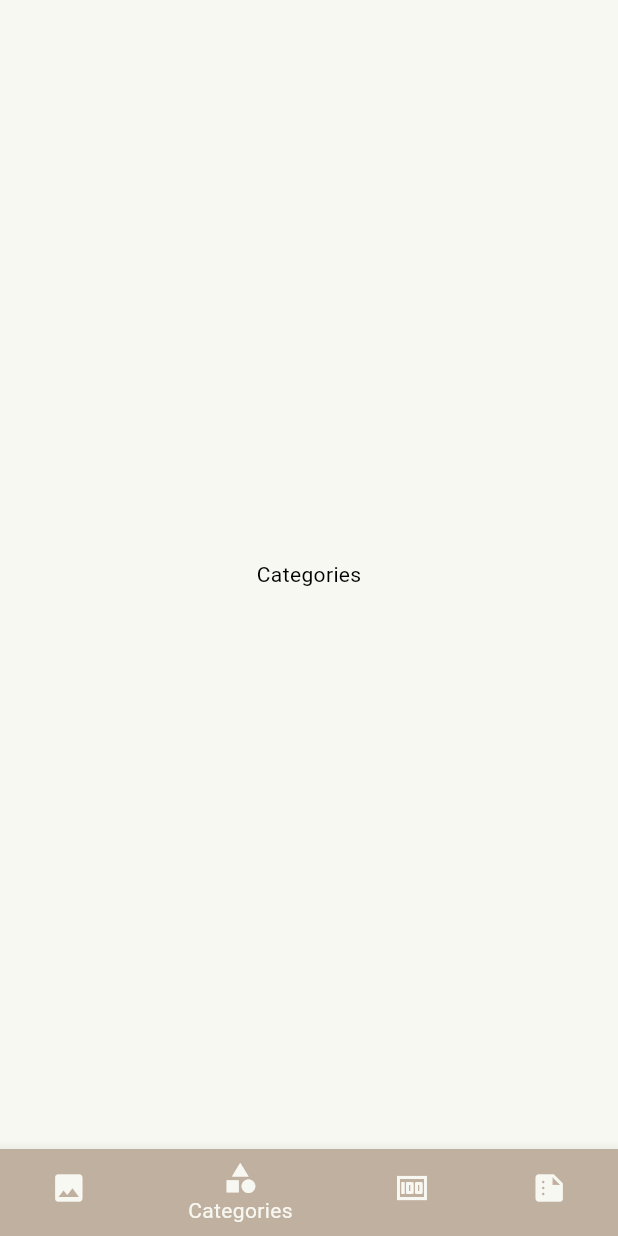
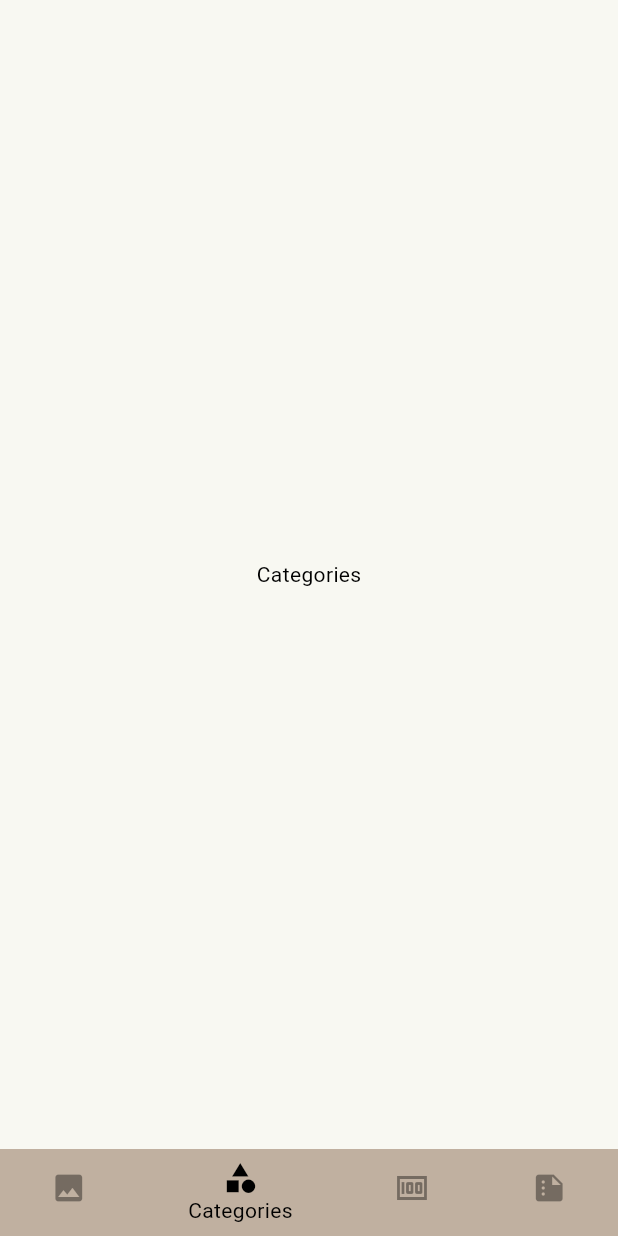
Before and after one commit to szysz3/expense_flow, a Flutter app: the screen it shows after launch, item 2 of the bottom bar chosen, on a phone screen of 412 x 824 dp. Run offline on Flutter 3.47's test engine with Material 3 defaults, Android fonts, the phone set to English and light mode, and no system bars; our stand-ins replace camera, flutter_bloc.

Commit message:
Fix camera preview and bottom bar colors

```diff
--- a/expense_flow_mobile/packages/presentation/lib/navigation/widget/bottom_navigation.dart
+++ b/expense_flow_mobile/packages/presentation/lib/navigation/widget/bottom_navigation.dart
@@ -15,6 +15,9 @@ class BottomNavigation extends StatelessWidget {
     return BlocBuilder<NavigationBloc, NavigationState>(
       builder: (context, state) {
         return BottomNavigationBar(
+          elevation: 0,
+          selectedItemColor: colorScheme.onSurface,
+          unselectedItemColor: colorScheme.onSurface.withAlpha(100),
           currentIndex: state.currentIndex,
           onTap: (index) {
             context.read<NavigationBloc>().add(NavigateToIndex(index));
@@ -22,7 +25,7 @@ class BottomNavigation extends StatelessWidget {
           items: [
             BottomNavigationBarItem(
               icon: const Icon(Icons.photo),
-              backgroundColor: colorScheme.accentDelicate,
+              backgroundColor: colorScheme.accentDelicate.withAlpha(100),
               label: 'Scan',
             ),
             BottomNavigationBarItem(
--- a/expense_flow_mobile/packages/presentation/lib/theme/expense_flow_colors.dart
+++ b/expense_flow_mobile/packages/presentation/lib/theme/expense_flow_colors.dart
@@ -29,8 +29,9 @@ class ExpenseFlowColors {
   static const darkError = Color(0xFFFF5555);
   static const darkCyan = Color(0xFF8BE9FD);
   static const darkYellow = Color(0xFFF1FA8C);
-  static const darkAccentDelicate = Color(0xFF8B92B8);
-  static const darkAccentMild = Color(0xFF8BCBEA);
-  static const darkAccentNormal = Color(0xFF9B8BEA);
-  static const darkAccentIntense = Color(0xFFEABC8B);
+
+  static const darkAccentDelicate = Color(0xFF293230);
+  static const darkAccentMild = Color(0xFF333a4a);
+  static const darkAccentNormal = Color(0xFF463a43);
+  static const darkAccentIntense = Color(0xFF373531);
 }
```
Also changed, not shown: expense_flow_mobile/packages/presentation/lib/screen/receipt_scan/receipt_scan_screen.dart (+33 -10 lines).
